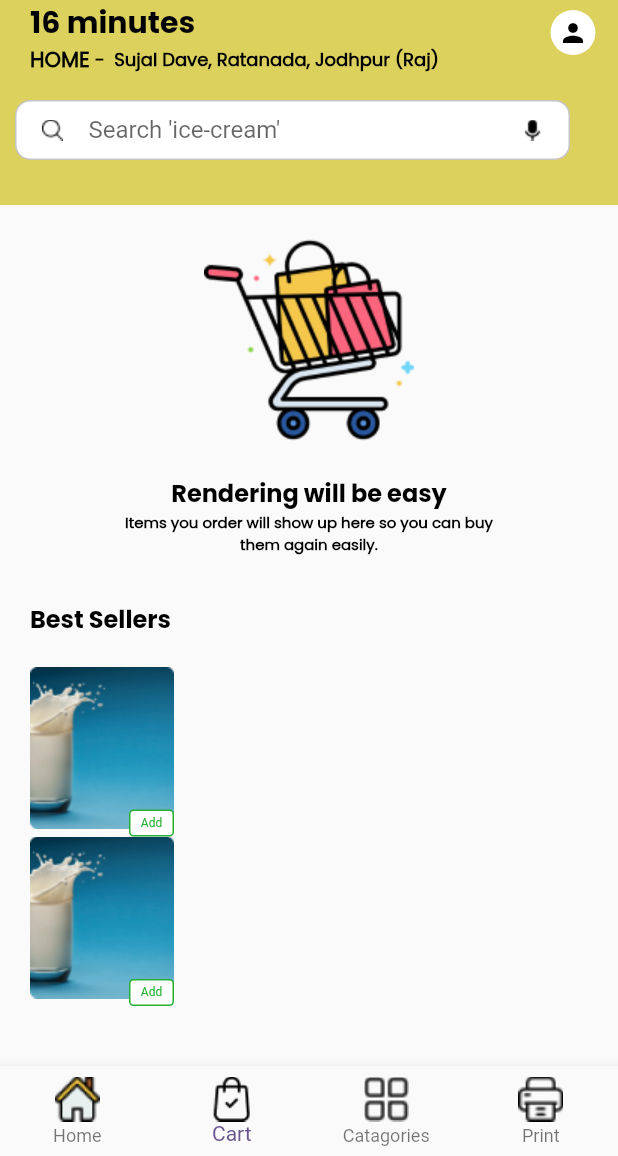
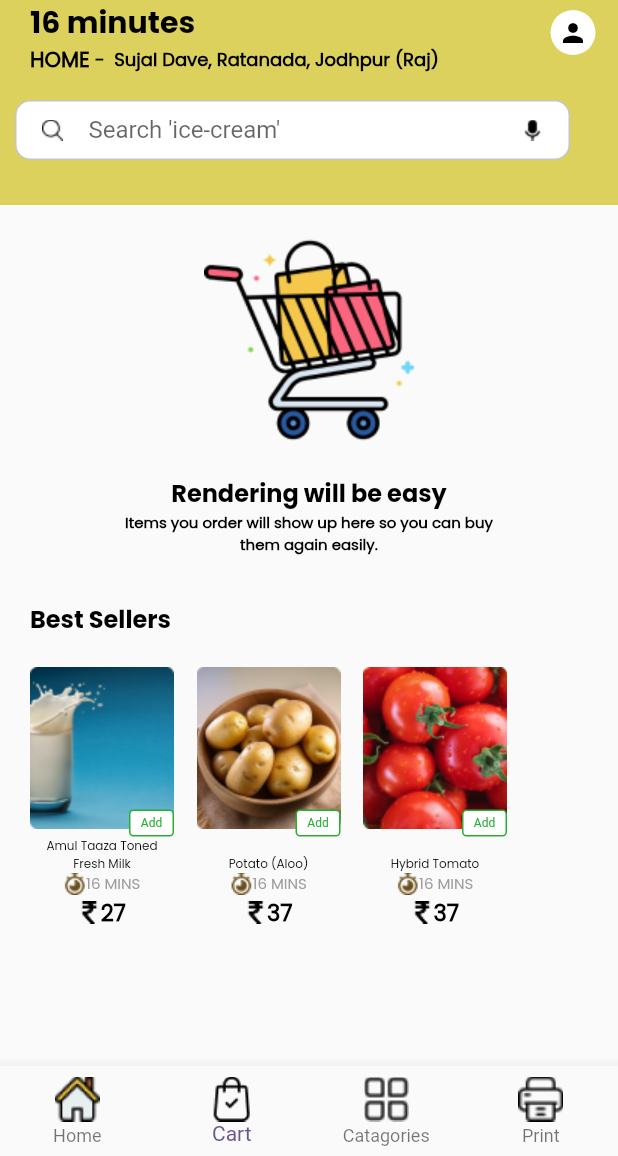
Before and after one commit to sumayaislamm/Blinkit, a Flutter app: the BottomNavScreen screen opened directly, item 2 of the bottom bar chosen, on a phone screen of 412 x 824 dp, the part 80-1236 px from its top. Run offline on Flutter 3.47's test engine with Material 3 defaults, Android fonts, the phone set to English and light mode, and no system bars.

Commit message:
cart screen UI completed

```diff
--- a/lib/main.dart
+++ b/lib/main.dart
@@ -18,6 +18,6 @@ class MyApp extends StatelessWidget {
           colorScheme: ColorScheme.fromSeed(seedColor: Colors.deepPurple),
           useMaterial3: false,
         ),
-        home: SplashScreen());
+        home: const SplashScreen());
   }
 }
--- a/lib/repository/screens/bottomnav/bottomnav.dart
+++ b/lib/repository/screens/bottomnav/bottomnav.dart
@@ -6,6 +6,8 @@ import 'package:blinkit_app/repository/widgets/uihelper.dart';
 import 'package:flutter/material.dart';
 
 class BottomNavScreen extends StatefulWidget {
+  const BottomNavScreen({super.key});
+
   @override
   State<BottomNavScreen> createState() => _BottomNavScreenState();
 }
@@ -13,10 +15,10 @@ class BottomNavScreen extends StatefulWidget {
 class _BottomNavScreenState extends State<BottomNavScreen> {
   int currentIndex = 0;
   List<Widget> pages = [
-    HomeScreen(),
+    const HomeScreen(),
     CartScreens(),
-    CatagoryScreens(),
-    PrintScreens(),
+    const CatagoryScreens(),
+    const PrintScreens(),
   ];
   @override
   Widget build(BuildContext context) {
--- a/lib/repository/screens/cart/cartscreens.dart
+++ b/lib/repository/screens/cart/cartscreens.dart
@@ -4,6 +4,8 @@ import 'package:flutter/material.dart';
 class CartScreens extends StatelessWidget {
   // const CartScreens({super.key});
   TextEditingController searchController = TextEditingController();
+
+  CartScreens({super.key});
   @override
   Widget build(BuildContext context) {
     return Scaffold(
@@ -15,20 +17,20 @@ class CartScreens extends StatelessWidget {
             Container(
               height: 190,
               width: double.infinity,
-              color: Color(0XDDD7CB45),
+              color: const Color(0XDDD7CB45),
               child: Column(
                 children: [
-                  SizedBox(
+                  const SizedBox(
                     height: 30,
                   ),
                   Row(
                     children: [
-                      SizedBox(
+                      const SizedBox(
                         width: 20,
                       ),
                       Uihelper.CustomText(
                           text: "Blinkit in",
-                          color: Color(0XFF000000),
+                          color: const Color(0XFF000000),
                           fontweight: FontWeight.bold,
                           fontsize: 15,
                           fontfamily: "bold"),
@@ -36,12 +38,12 @@ class CartScreens extends StatelessWidget {
                   ),
                   Row(
                     children: [
-                      SizedBox(
+                      const SizedBox(
                         width: 20,
                       ),
                       Uihelper.CustomText(
                           text: "16 minutes",
-                          color: Color(0XFF000000),
+                          color: const Color(0XFF000000),
                           fontweight: FontWeight.bold,
                           fontsize: 20,
                           fontfamily: "bold")
@@ -49,17 +51,17 @@ class CartScreens extends StatelessWidget {
                   ),
                   Row(
                     children: [
-                      SizedBox(
+                      const SizedBox(
                         width: 20,
                       ),
                       Uihelper.CustomText(
                           text: "HOME",
-                          color: Color(0XFF000000),
+                          color: const Color(0XFF000000),
                           fontweight: FontWeight.bold,
                           fontsize: 14),
                       Uihelper.CustomText(
                           text: " -  Sujal Dave, Ratanada, Jodhpur (Raj)",
-                          color: Color(0XFF000000),
+                          color: const Color(0XFF000000),
                           fontweight: FontWeight.bold,
                           fontsize: 12)
                     ],
@@ -67,7 +69,7 @@ class CartScreens extends StatelessWidget {
                 ],
               ),
             ),
-            Positioned(
+            const Positioned(
                 right: 15,
                 bottom: 100,
                 child: CircleAvatar(
@@ -85,80 +87,187 @@ class CartScreens extends StatelessWidget {
                 child: Uihelper.CustomTextField(controller: searchController))
           ],
         ),
-        SizedBox(
+        const SizedBox(
           height: 20,
         ),
         Uihelper.CustomImage(img: "troly.png"),
-        SizedBox(
+        const SizedBox(
           height: 20,
         ),
         Uihelper.CustomText(
             text: "Rendering will be easy",
-            color: Color(0XFF000000),
+            color: const Color(0XFF000000),
             fontweight: FontWeight.bold,
             fontsize: 16,
             fontfamily: "bold"),
         Uihelper.CustomText(
           text: "Items you order will show up here so you can buy",
-          color: Color(0XFF000000),
+          color: const Color(0XFF000000),
           fontweight: FontWeight.bold,
           fontsize: 10,
         ),
         Uihelper.CustomText(
           text: "them again easily.",
-          color: Color(0XFF000000),
+          color: const Color(0XFF000000),
           fontweight: FontWeight.bold,
           fontsize: 10,
         ),
-        SizedBox(
+        const SizedBox(
           height: 30,
         ),
         Row(
           children: [
-            SizedBox(
+            const SizedBox(
               width: 20,
             ),
             Uihelper.CustomText(
                 text: "Best Sellers",
-                color: Color(0XFF000000),
+                color: const Color(0XFF000000),
                 fontweight: FontWeight.bold,
                 fontsize: 16,
                 fontfamily: "bold"),
           ],
         ),
-        SizedBox(
+        const SizedBox(
           height: 20,
         ),
         Row(
           children: [
-            SizedBox(
+            const SizedBox(
               width: 20,
             ),
+            Column(children: [
               Stack(
                 children: [
                   Uihelper.CustomImage(img: "image 45.png"),
                   Padding(
-                  padding: EdgeInsets.only(top: 95, left: 66),
+                    padding: const EdgeInsets.only(top: 95, left: 66),
                     child: Uihelper.CustomButton(() {}),
                   ),
                 ],
-            )
+              ),
+              Uihelper.CustomText(
+                  text: "Amul Taaza Toned",
+                  color: Color(0XFF000000),
+                  fontweight: FontWeight.normal,
+                  fontsize: 8),
+              Uihelper.CustomText(
+                  text: "Fresh Milk",
+                  color: Color(0XFF000000),
+                  fontweight: FontWeight.normal,
+                  fontsize: 8),
+              Row(
+                children: [
+                  Uihelper.CustomImage(img: "timer 1.png"),
+                  Uihelper.CustomText(
+                      text: "16 MINS",
+                      color: Color(0XFF9C9C9C),
+                      fontweight: FontWeight.w400,
+                      fontsize: 10)
                 ],
               ),
               Row(
                 children: [
-            SizedBox(
-              width: 20,
+                  Uihelper.CustomImage(img: "image 47.png"),
+                  Uihelper.CustomText(
+                      text: "27",
+                      color: Color(0XFF000000),
+                      fontweight: FontWeight.w700,
+                      fontsize: 15)
+                ],
+              )
+            ]),
+            const SizedBox(
+              width: 15,
             ),
+            Column(children: [
               Stack(
                 children: [
-                Uihelper.CustomImage(img: "image 45.png"),
+                  Uihelper.CustomImage(img: "image 44.png"),
                   Padding(
-                  padding: EdgeInsets.only(top: 95, left: 66),
+                    padding: const EdgeInsets.only(top: 95, left: 66),
                     child: Uihelper.CustomButton(() {}),
                   ),
                 ],
+              ),
+              Uihelper.CustomText(
+                  text: "",
+                  color: Color(0XFF000000),
+                  fontweight: FontWeight.normal,
+                  fontsize: 8),
+              Uihelper.CustomText(
+                  text: "Potato (Aloo)",
+                  color: Color(0XFF000000),
+                  fontweight: FontWeight.normal,
+                  fontsize: 8),
+              const SizedBox(
+                width: 15,
+              ),
+              Row(
+                children: [
+                  Uihelper.CustomImage(img: "timer 1.png"),
+                  Uihelper.CustomText(
+                      text: "16 MINS",
+                      color: Color(0XFF9C9C9C),
+                      fontweight: FontWeight.w400,
+                      fontsize: 10)
+                ],
+              ),
+              Row(
+                children: [
+                  Uihelper.CustomImage(img: "image 47.png"),
+                  Uihelper.CustomText(
+                      text: "37",
+                      color: Color(0XFF000000),
+                      fontweight: FontWeight.w700,
+                      fontsize: 15)
+                ],
               )
+            ]),
+            const SizedBox(
+              width: 15,
+            ),
+            Column(children: [
+              Stack(
+                children: [
+                  Uihelper.CustomImage(img: "image 46.png"),
+                  Padding(
+                    padding: const EdgeInsets.only(top: 95, left: 66),
+                    child: Uihelper.CustomButton(() {}),
+                  ),
+                ],
+              ),
+              Uihelper.CustomText(
+                  text: "",
+                  color: Color(0XFF000000),
+                  fontweight: FontWeight.normal,
+                  fontsize: 8),
+              Uihelper.CustomText(
+                  text: "Hybrid Tomato",
+                  color: Color(0XFF000000),
+                  fontweight: FontWeight.normal,
+                  fontsize: 8),
+              Row(
+                children: [
+                  Uihelper.CustomImage(img: "timer 1.png"),
+                  Uihelper.CustomText(
+                      text: "16 MINS",
+                      color: Color(0XFF9C9C9C),
+                      fontweight: FontWeight.w400,
+                      fontsize: 10)
+                ],
+              ),
+              Row(
+                children: [
+                  Uihelper.CustomImage(img: "image 47.png"),
+                  Uihelper.CustomText(
+                      text: "37",
+                      color: Color(0XFF000000),
+                      fontweight: FontWeight.w700,
+                      fontsize: 15)
+                ],
+              )
+            ]),
           ],
         ),
       ],
--- a/lib/repository/screens/catagory/catagoryscreens.dart
+++ b/lib/repository/screens/catagory/catagoryscreens.dart
@@ -4,7 +4,7 @@ class CatagoryScreens extends StatelessWidget {
   const CatagoryScreens({super.key});
   @override
   Widget build(BuildContext context) {
-    return Scaffold(
+    return const Scaffold(
       body: Center(
         child: Text("Catagory Screen"),
       ),
--- a/lib/repository/screens/home/homescreen.dart
+++ b/lib/repository/screens/home/homescreen.dart
@@ -4,7 +4,7 @@ class HomeScreen extends StatelessWidget {
   const HomeScreen({super.key});
   @override
   Widget build(BuildContext context) {
-    return Scaffold(
+    return const Scaffold(
       body: Center(
         child: Text("Home Screen"),
       ),
--- a/lib/repository/screens/print/printscreen.dart
+++ b/lib/repository/screens/print/printscreen.dart
@@ -4,7 +4,7 @@ class PrintScreens extends StatelessWidget {
   const PrintScreens({super.key});
   @override
   Widget build(BuildContext context) {
-    return Scaffold(
+    return const Scaffold(
       body: Center(
         child: Text("Print Screen"),
       ),
--- a/lib/repository/screens/splash/splashscreen.dart
+++ b/lib/repository/screens/splash/splashscreen.dart
@@ -17,8 +17,8 @@ class _SplashScreenState extends State<SplashScreen> {
   void initState() {
     super.initState();
     Timer(const Duration(seconds: 3), () {
-      Navigator.pushReplacement(
-          context, MaterialPageRoute(builder: (context) => Loginscreen()));
+      Navigator.pushReplacement(context,
+          MaterialPageRoute(builder: (context) => const Loginscreen()));
     });
   }
 
--- a/lib/repository/widgets/uihelper.dart
+++ b/lib/repository/widgets/uihelper.dart
@@ -28,7 +28,7 @@ class Uihelper {
       decoration: BoxDecoration(
           borderRadius: BorderRadius.circular(10),
           color: Colors.white,
-          border: Border.all(color: Color(0XFFC5C5C5))),
+          border: Border.all(color: const Color(0XFFC5C5C5))),
       child: TextField(
         controller: controller,
         decoration: InputDecoration(
@@ -47,9 +47,9 @@ class Uihelper {
       width: 30,
       decoration: BoxDecoration(
           color: Colors.white,
-          border: Border.all(color: Color(0XFF27AF34)),
+          border: Border.all(color: const Color(0XFF27AF34)),
           borderRadius: BorderRadius.circular(3)),
-      child: Center(
+      child: const Center(
         child: Text(
           "Add",
           style: TextStyle(fontSize: 8, color: Color(0XFF27AF34)),
```
Also changed, not shown: assets/images/image 47.png (added), assets/images/timer 1.png (added). Lines whose indentation alone changed are shown as unchanged.
